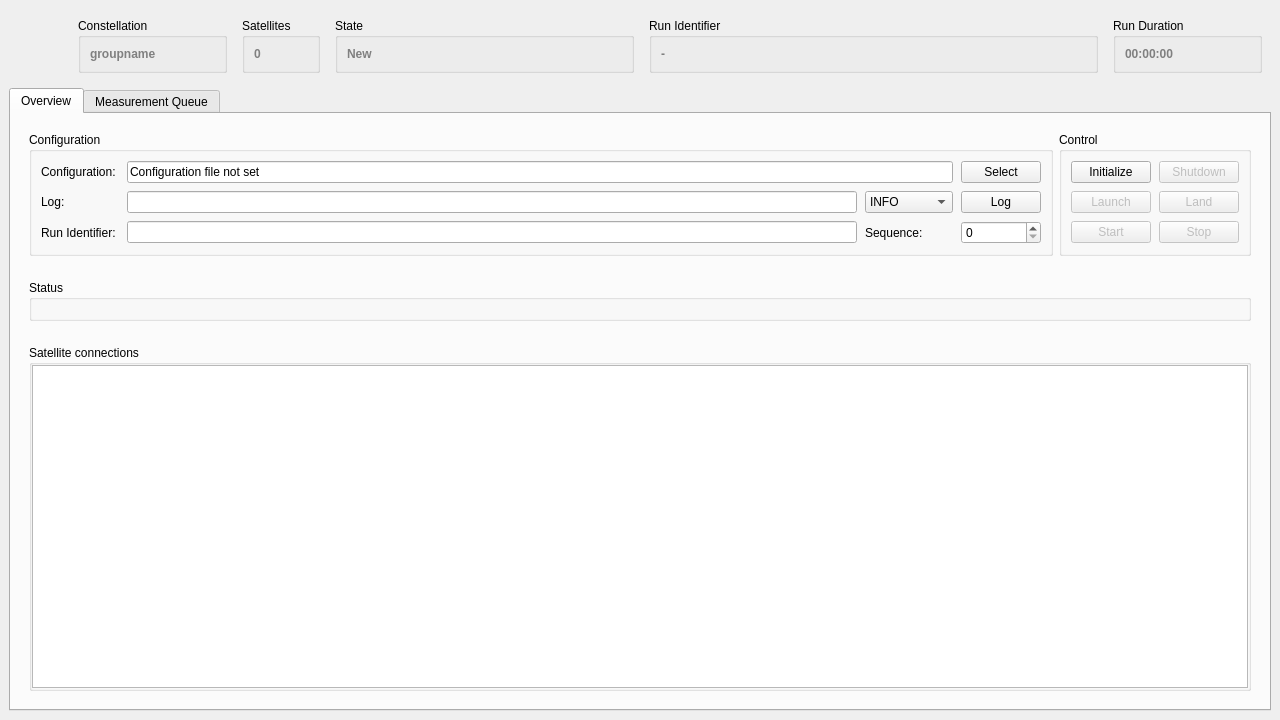
Qt form cxx/controllers/MissionControl/MissionControl.ui (constellation-daq/Constellation) before a commit.
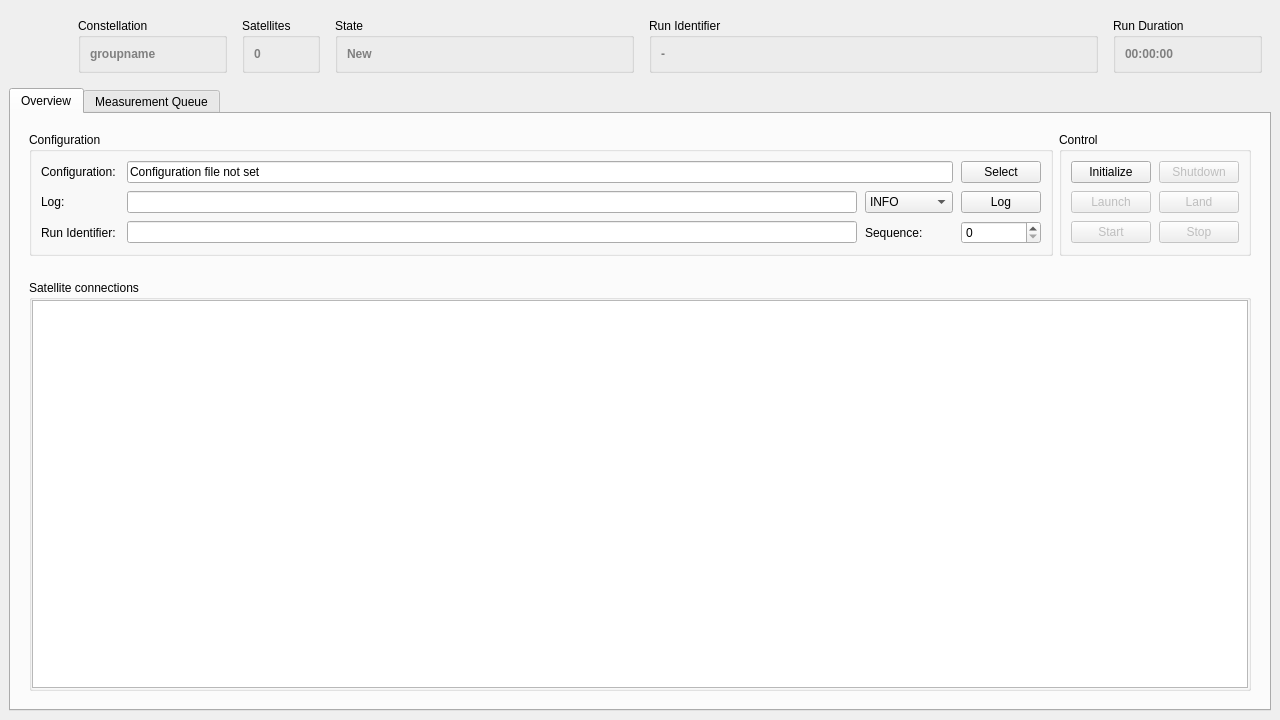
The same form after that commit. Icons and pictures are not drawn.

Commit message: MissionControl: also drop status widget

Diff of the .ui file:
```diff
--- a/cxx/controllers/MissionControl/MissionControl.ui
+++ b/cxx/controllers/MissionControl/MissionControl.ui
@@ -492,54 +492,6 @@
           </layout>
          </widget>
         </item>
-        <item>
-         <widget class="QWidget" name="statusWidget" native="true">
-          <layout class="QVBoxLayout" name="verticalLayout_2">
-           <item>
-            <widget class="QGroupBox" name="grpStatus">
-             <property name="sizePolicy">
-              <sizepolicy hsizetype="Preferred" vsizetype="Preferred">
-               <horstretch>0</horstretch>
-               <verstretch>0</verstretch>
-              </sizepolicy>
-             </property>
-             <property name="minimumSize">
-              <size>
-               <width>192</width>
-               <height>0</height>
-              </size>
-             </property>
-             <property name="title">
-              <string>Status</string>
-             </property>
-             <layout class="QGridLayout">
-              <property name="leftMargin">
-               <number>9</number>
-              </property>
-              <property name="topMargin">
-               <number>9</number>
-              </property>
-              <property name="rightMargin">
-               <number>9</number>
-              </property>
-              <property name="bottomMargin">
-               <number>9</number>
-              </property>
-              <property name="horizontalSpacing">
-               <number>8</number>
-              </property>
-              <property name="verticalSpacing">
-               <number>4</number>
-              </property>
-              <item row="1" column="0">
-               <layout class="QGridLayout" name="grpGrid"/>
-              </item>
-             </layout>
-            </widget>
-           </item>
-          </layout>
-         </widget>
-        </item>
         <item>
          <widget class="QWidget" name="connectionWidget" native="true">
           <layout class="QHBoxLayout" name="horizontalLayout_4">
```
